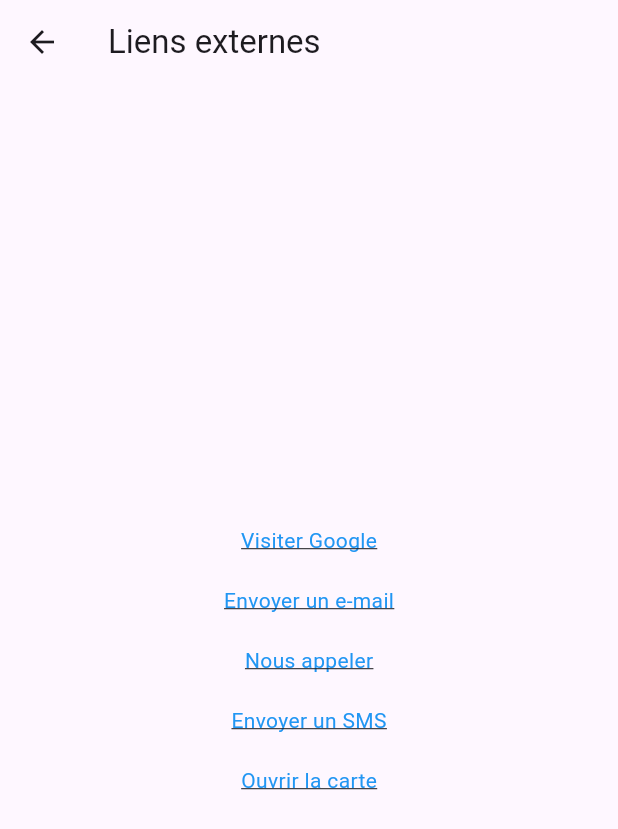
After one commit to Ibraci/Ground-Play, a Flutter app: the MyScreen screen opened directly, on a phone screen of 412 x 824 dp. The commit adds this screen. Shown: the top 829 px of the screen. Run offline on Flutter 3.47's test engine with Material 3 defaults, Android fonts, the phone set to English and light mode, and no system bars; our stand-ins replace carousel_slider, sqflite; accounts and stored records are empty.

Commit message:
Exterenal links

```diff
--- a/lib/pages/home_page.dart
+++ b/lib/pages/home_page.dart
@@ -5,6 +5,6 @@ class HomePage extends StatelessWidget {
 
   @override
   Widget build(BuildContext context) {
-    return Scaffold(body: Center(child: Text('This is our playground arena!')));
+    return Center(child: Text('This is our playground arena!'));
   }
 }
--- /dev/null
+++ b/lib/widgets/external_links.dart
@@ -0,0 +1,75 @@
+import 'package:flutter/material.dart';
+import 'package:url_launcher/url_launcher.dart';
+
+class ExternalLinkWidget extends StatelessWidget {
+  final String url;
+  final String text;
+
+  const ExternalLinkWidget({super.key, required this.url, required this.text});
+
+  Future<void> _launchUrl() async {
+    final Uri uri = Uri.parse(url);
+    if (!await launchUrl(uri)) {
+      // Gérer l'erreur, par exemple afficher une snackbar
+      debugPrint('Impossible d\'ouvrir $url');
+      // ScaffoldMessenger.of(context).showSnackBar(
+      //   SnackBar(content: Text('Impossible d\'ouvrir le lien')),
+      // );
+    }
+  }
+
+  @override
+  Widget build(BuildContext context) {
+    return GestureDetector(
+      onTap: _launchUrl,
+      child: Text(
+        text,
+        style: const TextStyle(
+          color: Colors.blue,
+          decoration: TextDecoration.underline,
+        ),
+      ),
+    );
+  }
+}
+
+class MyScreen extends StatelessWidget {
+  const MyScreen({super.key});
+
+  @override
+  Widget build(BuildContext context) {
+    return Scaffold(
+      appBar: AppBar(title: const Text('Liens externes')),
+      body: const Center(
+        child: Column(
+          mainAxisAlignment: MainAxisAlignment.center,
+          children: [
+            ExternalLinkWidget(
+              url: 'https://www.google.com',
+              text: 'Visiter Google',
+            ),
+            SizedBox(height: 20),
+            ExternalLinkWidget(
+              url: 'mailto:support@example.com?subject=Aide',
+              text: 'Envoyer un e-mail',
+            ),
+            SizedBox(height: 20),
+            ExternalLinkWidget(url: 'tel:+15550101234', text: 'Nous appeler'),
+            SizedBox(height: 20),
+            ExternalLinkWidget(
+              url: 'sms:+15550101234?body=Bonjour',
+              text: 'Envoyer un SMS',
+            ),
+            SizedBox(height: 20),
+            ExternalLinkWidget(
+              url:
+                  'https://maps.apple.com/?q=Statue%20de%20la%20Liberté', // iOS maps
+              // url: 'geo:40.689247,-74.044502', // Android geo URI
+              text: 'Ouvrir la carte',
+            ),
+          ],
+        ),
+      ),
+    );
+  }
+}
--- a/pubspec.yaml
+++ b/pubspec.yaml
@@ -35,6 +35,10 @@ dependencies:
   # Use with the CupertinoIcons class for iOS style icons.
   cupertino_icons: ^1.0.8
   carousel_slider: ^5.1.1
+  http: ^1.4.0
+  sqflite: ^2.3.0
+  path: ^1.8.3
+  url_launcher: ^6.2.2
 
 dev_dependencies:
   flutter_test:
```
Also changed, not shown: lib/database_helper.dart (added, +105 -0 lines), lib/main.dart (+63 -3 lines), lib/models/post.dart (added, +33 -0 lines), lib/pages/posts_page.dart (added, +91 -0 lines), lib/widgets/alert_dialog.dart (+27 -19 lines), lib/widgets/forms.dart (+25 -7 lines), pubspec.lock, 5 other files.
